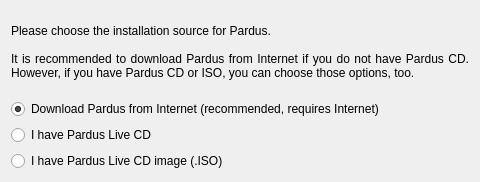
First picture: the form in playground/gsoc/PaW/src/ui/gui/source.ui, repository pars-linux/uludag, before the edit.
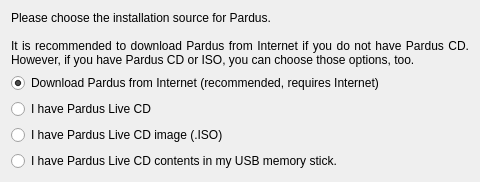
Second picture: the form after the edit.

```diff
--- a/playground/gsoc/PaW/src/ui/gui/source.ui
+++ b/playground/gsoc/PaW/src/ui/gui/source.ui
@@ -59,6 +59,13 @@
            </property>
           </widget>
          </item>
+         <item>
+          <widget class="QRadioButton" name="optUSB">
+           <property name="text">
+            <string>I have Pardus Live CD contents in my USB memory stick.</string>
+           </property>
+          </widget>
+         </item>
         </layout>
        </item>
       </layout>
```
